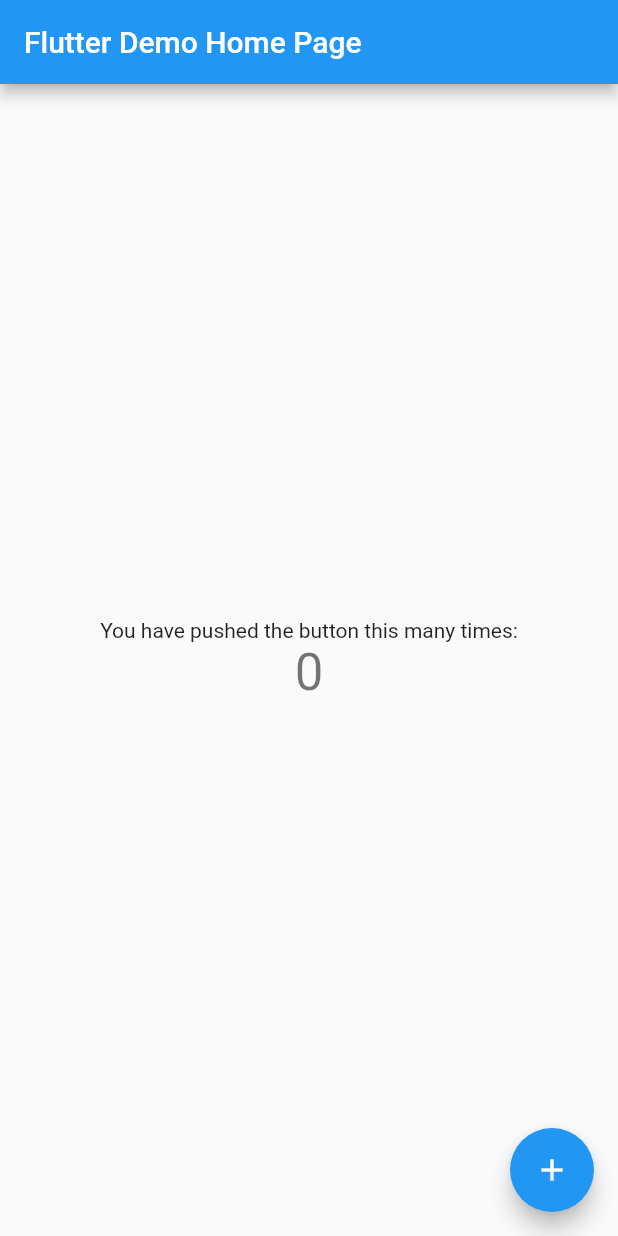
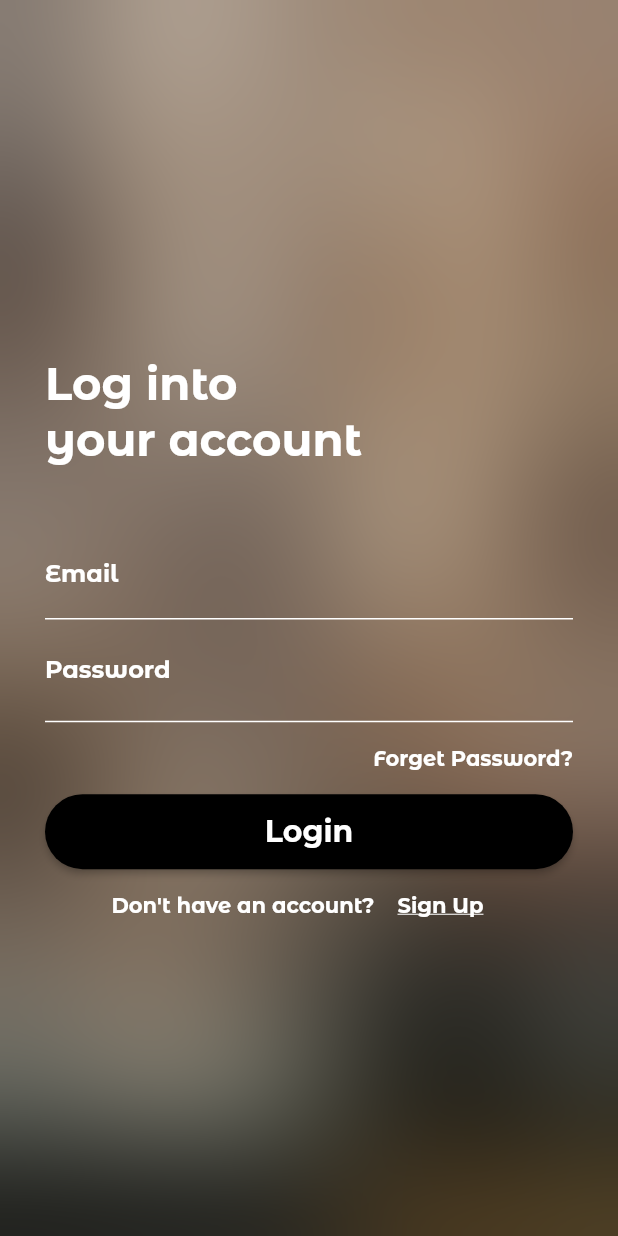
Before and after one commit to Flutter-Course/saturday-10am, a Flutter app: the screen it shows after launch, on a phone screen of 412 x 824 dp. Run offline on Flutter 3.47's test engine with Material 2 defaults, Android fonts, the phone set to English and light mode, and no system bars; project files that could hold a hidden picture were left out.

Commit message:
auth screen design

```diff
--- a/my_shop/lib/main.dart
+++ b/my_shop/lib/main.dart
@@ -1,117 +1,25 @@
 import 'package:flutter/material.dart';
+import 'package:my_shop/screens/auth_screen.dart';
 
 void main() {
   runApp(MyApp());
 }
 
 class MyApp extends StatelessWidget {
-  // This widget is the root of your application.
   @override
   Widget build(BuildContext context) {
     return MaterialApp(
-      title: 'Flutter Demo',
+      title: 'MyShop',
       theme: ThemeData(
-        // This is the theme of your application.
-        //
-        // Try running your application with "flutter run". You'll see the
-        // application has a blue toolbar. Then, without quitting the app, try
-        // changing the primarySwatch below to Colors.green and then invoke
-        // "hot reload" (press "r" in the console where you ran "flutter run",
-        // or simply save your changes to "hot reload" in a Flutter IDE).
-        // Notice that the counter didn't reset back to zero; the application
-        // is not restarted.
-        primarySwatch: Colors.blue,
-        // This makes the visual density adapt to the platform that you run
-        // the app on. For desktop platforms, the controls will be smaller and
-        // closer together (more dense) than on mobile platforms.
+        primaryColor: Colors.white,
+        accentColor: Colors.black,
+        fontFamily: 'MontserratAlternates',
         visualDensity: VisualDensity.adaptivePlatformDensity,
       ),
-      home: MyHomePage(title: 'Flutter Demo Home Page'),
+      home: AuthScreen(),
+      routes: {
+        AuthScreen.routeName: (context) => AuthScreen(),
+      },
     );
   }
 }
-
-class MyHomePage extends StatefulWidget {
-  MyHomePage({Key key, this.title}) : super(key: key);
-
-  // This widget is the home page of your application. It is stateful, meaning
-  // that it has a State object (defined below) that contains fields that affect
-  // how it looks.
-
-  // This class is the configuration for the state. It holds the values (in this
-  // case the title) provided by the parent (in this case the App widget) and
-  // used by the build method of the State. Fields in a Widget subclass are
-  // always marked "final".
-
-  final String title;
-
-  @override
-  _MyHomePageState createState() => _MyHomePageState();
-}
-
-class _MyHomePageState extends State<MyHomePage> {
-  int _counter = 0;
-
-  void _incrementCounter() {
-    setState(() {
-      // This call to setState tells the Flutter framework that something has
-      // changed in this State, which causes it to rerun the build method below
-      // so that the display can reflect the updated values. If we changed
-      // _counter without calling setState(), then the build method would not be
-      // called again, and so nothing would appear to happen.
-      _counter++;
-    });
-  }
-
-  @override
-  Widget build(BuildContext context) {
-    // This method is rerun every time setState is called, for instance as done
-    // by the _incrementCounter method above.
-    //
-    // The Flutter framework has been optimized to make rerunning build methods
-    // fast, so that you can just rebuild anything that needs updating rather
-    // than having to individually change instances of widgets.
-    return Scaffold(
-      appBar: AppBar(
-        // Here we take the value from the MyHomePage object that was created by
-        // the App.build method, and use it to set our appbar title.
-        title: Text(widget.title),
-      ),
-      body: Center(
-        // Center is a layout widget. It takes a single child and positions it
-        // in the middle of the parent.
-        child: Column(
-          // Column is also a layout widget. It takes a list of children and
-          // arranges them vertically. By default, it sizes itself to fit its
-          // children horizontally, and tries to be as tall as its parent.
-          //
-          // Invoke "debug painting" (press "p" in the console, choose the
-          // "Toggle Debug Paint" action from the Flutter Inspector in Android
-          // Studio, or the "Toggle Debug Paint" command in Visual Studio Code)
-          // to see the wireframe for each widget.
-          //
-          // Column has various properties to control how it sizes itself and
-          // how it positions its children. Here we use mainAxisAlignment to
-          // center the children vertically; the main axis here is the vertical
-          // axis because Columns are vertical (the cross axis would be
-          // horizontal).
-          mainAxisAlignment: MainAxisAlignment.center,
-          children: <Widget>[
-            Text(
-              'You have pushed the button this many times:',
-            ),
-            Text(
-              '$_counter',
-              style: Theme.of(context).textTheme.headline4,
-            ),
-          ],
-        ),
-      ),
-      floatingActionButton: FloatingActionButton(
-        onPressed: _incrementCounter,
-        tooltip: 'Increment',
-        child: Icon(Icons.add),
-      ), // This trailing comma makes auto-formatting nicer for build methods.
-    );
-  }
-}
--- /dev/null
+++ b/my_shop/lib/screens/auth_screen.dart
@@ -0,0 +1,395 @@
+import 'dart:ui';
+
+import 'package:flutter/material.dart';
+import 'package:my_shop/widgets/auth_widgets/auth_background.dart';
+import 'package:my_shop/widgets/auth_widgets/auth_title.dart';
+
+class AuthScreen extends StatefulWidget {
+  static const routeName = '/auth-screen';
+  @override
+  _AuthScreenState createState() => _AuthScreenState();
+}
+
+class _AuthScreenState extends State<AuthScreen> {
+  bool loginMode, hidePassword, hideConfirmPassword;
+  GlobalKey fieldKey;
+  double height;
+  bool forgotPassowrd;
+  @override
+  void initState() {
+    super.initState();
+    forgotPassowrd = false;
+    loginMode = true;
+    fieldKey = GlobalKey();
+    height = 0;
+    hidePassword = hideConfirmPassword = true;
+  }
+
+  @override
+  Widget build(BuildContext context) {
+    return Scaffold(
+      body: Stack(
+        children: [
+          AuthBackground(),
+          AnimatedPositioned(
+            duration: Duration(seconds: 1),
+            curve: Curves.decelerate,
+            right: (forgotPassowrd) ? 0 : -MediaQuery.of(context).size.width,
+            child: Container(
+              height: MediaQuery.of(context).size.height,
+              width: MediaQuery.of(context).size.width,
+              child: Center(
+                child: SingleChildScrollView(
+                  padding: EdgeInsets.symmetric(horizontal: 30).add(
+                    EdgeInsets.only(
+                      top: MediaQuery.of(context).size.height * 0.05,
+                    ),
+                  ),
+                  child: Column(
+                    crossAxisAlignment: CrossAxisAlignment.start,
+                    children: [
+                      AuthTitle(UniqueKey(), 'Reset password of'),
+                      TextFormField(
+                        style: TextStyle(
+                          color: Colors.white,
+                        ),
+                        decoration: InputDecoration(
+                          hintText: 'example@abc.com',
+                          labelText: 'Email',
+                          focusedBorder: UnderlineInputBorder(
+                            borderSide: BorderSide(
+                              color: Colors.white,
+                              width: 3,
+                            ),
+                          ),
+                          enabledBorder: UnderlineInputBorder(
+                            borderSide: BorderSide(
+                              color: Colors.white,
+                            ),
+                          ),
+                          labelStyle: TextStyle(
+                            fontWeight: FontWeight.bold,
+                            color: Colors.white,
+                          ),
+                          hintStyle: TextStyle(
+                            color: Colors.white,
+                          ),
+                        ),
+                      ),
+                      Container(
+                        width: double.infinity,
+                        height: 50,
+                        margin: EdgeInsets.only(top: 20),
+                        child: Form(
+                          child: RaisedButton(
+                            shape: StadiumBorder(),
+                            color: Theme.of(context).accentColor,
+                            child: Text(
+                              'Reset Password',
+                              key: UniqueKey(),
+                              style: TextStyle(
+                                fontWeight: FontWeight.bold,
+                                fontSize: 20,
+                                color: Theme.of(context).primaryColor,
+                              ),
+                            ),
+                            onPressed: () {},
+                          ),
+                        ),
+                      ),
+                      Align(
+                        alignment: Alignment.center,
+                        child: FlatButton(
+                          child: Text(
+                            'Cancel',
+                            style: TextStyle(
+                              color: Colors.white,
+                              fontWeight: FontWeight.bold,
+                            ),
+                          ),
+                          onPressed: () {
+                            setState(() {
+                              forgotPassowrd = false;
+                            });
+                          },
+                        ),
+                      ),
+                    ],
+                  ),
+                ),
+              ),
+            ),
+          ),
+          AnimatedPositioned(
+            duration: Duration(seconds: 1),
+            curve: Curves.decelerate,
+            left: (!forgotPassowrd) ? 0 : -MediaQuery.of(context).size.width,
+            child: Container(
+              height: MediaQuery.of(context).size.height,
+              width: MediaQuery.of(context).size.width,
+              child: Center(
+                child: SingleChildScrollView(
+                  padding: EdgeInsets.symmetric(horizontal: 30).add(
+                    EdgeInsets.only(
+                      top: MediaQuery.of(context).size.height * 0.05,
+                    ),
+                  ),
+                  child: Column(
+                    crossAxisAlignment: CrossAxisAlignment.start,
+                    children: [
+                      AnimatedSwitcher(
+                        duration: Duration(milliseconds: 400),
+                        child: (loginMode)
+                            ? AuthTitle(UniqueKey(), 'Log into')
+                            : AuthTitle(UniqueKey(), 'Create'),
+                      ),
+                      Form(
+                        child: Column(
+                          children: [
+                            TextFormField(
+                              key: fieldKey,
+                              style: TextStyle(
+                                color: Colors.white,
+                              ),
+                              decoration: InputDecoration(
+                                hintText: 'example@abc.com',
+                                labelText: 'Email',
+                                focusedBorder: UnderlineInputBorder(
+                                  borderSide: BorderSide(
+                                    color: Colors.white,
+                                    width: 3,
+                                  ),
+                                ),
+                                enabledBorder: UnderlineInputBorder(
+                                  borderSide: BorderSide(
+                                    color: Colors.white,
+                                  ),
+                                ),
+                                labelStyle: TextStyle(
+                                  fontWeight: FontWeight.bold,
+                                  color: Colors.white,
+                                ),
+                                hintStyle: TextStyle(
+                                  color: Colors.white,
+                                ),
+                              ),
+                            ),
+                            TextFormField(
+                              style: TextStyle(
+                                color: Colors.white,
+                              ),
+                              obscureText: hidePassword,
+                              decoration: InputDecoration(
+                                hintText: '••••••••',
+                                labelText: 'Password',
+                                suffix: InkWell(
+                                  onTap: () {
+                                    setState(() {
+                                      hidePassword = !hidePassword;
+                                    });
+                                  },
+                                  child: Icon(
+                                    (hidePassword)
+                                        ? Icons.visibility
+                                        : Icons.visibility_off,
+                                    color: Colors.white,
+                                  ),
+                                ),
+                                focusedBorder: UnderlineInputBorder(
+                                  borderSide: BorderSide(
+                                    color: Colors.white,
+                                    width: 3,
+                                  ),
+                                ),
+                                enabledBorder: UnderlineInputBorder(
+                                  borderSide: BorderSide(
+                                    color: Colors.white,
+                                  ),
+                                ),
+                                labelStyle: TextStyle(
+                                  fontWeight: FontWeight.bold,
+                                  color: Colors.white,
+                                ),
+                                hintStyle: TextStyle(
+                                  color: Colors.white,
+                                ),
+                              ),
+                            ),
+                            AnimatedContainer(
+                              duration: Duration(seconds: 1),
+                              curve: Curves.bounceOut,
+                              height: height,
+                              child: AnimatedOpacity(
+                                duration: Duration(milliseconds: 400),
+                                opacity: loginMode ? 0 : 1,
+                                child: TextFormField(
+                                  style: TextStyle(
+                                    color: Colors.white,
+                                  ),
+                                  obscureText: hideConfirmPassword,
+                                  decoration: InputDecoration(
+                                    hintText: '••••••••',
+                                    labelText: 'Confirm Password',
+                                    suffix: InkWell(
+                                      onTap: () {
+                                        setState(() {
+                                          hideConfirmPassword =
+                                              !hideConfirmPassword;
+                                        });
+                                      },
+                                      child: Icon(
+                                        (hideConfirmPassword)
+                                            ? Icons.visibility
+                                            : Icons.visibility_off,
+                                        color: Colors.white,
+                                      ),
+                                    ),
+                                    focusedBorder: UnderlineInputBorder(
+                                      borderSide: BorderSide(
+                                        color: Colors.white,
+                                        width: 3,
+                                      ),
+                                    ),
+                                    enabledBorder: UnderlineInputBorder(
+                                      borderSide: BorderSide(
+                                        color: Colors.white,
+                                      ),
+                                    ),
+                                    labelStyle: TextStyle(
+                                      fontWeight: FontWeight.bold,
+                                      color: Colors.white,
+                                    ),
+                                    hintStyle: TextStyle(
+                                      color: Colors.white,
+                                    ),
+                                  ),
+                                ),
+                              ),
+                            ),
+                          ],
+                        ),
+                      ),
+                      Align(
+                        alignment: Alignment.centerRight,
+                        child: FlatButton(
+                          padding: EdgeInsets.zero,
+                          child: Text(
+                            'Forget Password?',
+                            style: TextStyle(
+                              color: Colors.white,
+                            ),
+                          ),
+                          onPressed: () {
+                            setState(() {
+                              forgotPassowrd = true;
+                            });
+                          },
+                        ),
+                      ),
+                      Container(
+                        width: double.infinity,
+                        height: 50,
+                        child: RaisedButton(
+                          shape: StadiumBorder(),
+                          color: Theme.of(context).accentColor,
+                          child: AnimatedSwitcher(
+                            duration: Duration(milliseconds: 400),
+                            child: (loginMode)
+                                ? Text(
+                                    'Login',
+                                    key: UniqueKey(),
+                                    style: TextStyle(
+                                      fontWeight: FontWeight.bold,
+                                      fontSize: 20,
+                                      color: Theme.of(context).primaryColor,
+                                    ),
+                                  )
+                                : Text(
+                                    'Register',
+                                    key: UniqueKey(),
+                                    style: TextStyle(
+                                      fontWeight: FontWeight.bold,
+                                      fontSize: 20,
+                                      color: Theme.of(context).primaryColor,
+                                    ),
+                                  ),
+                          ),
+                          onPressed: () {},
+                        ),
+                      ),
+                      AnimatedSwitcher(
+                        duration: Duration(milliseconds: 400),
+                        child: (loginMode)
+                            ? Row(
+                                key: UniqueKey(),
+                                mainAxisAlignment: MainAxisAlignment.center,
+                                children: [
+                                  Text(
+                                    'Don\'t have an account?',
+                                    style: TextStyle(
+                                      color: Colors.white,
+                                    ),
+                                  ),
+                                  FlatButton(
+                                    padding: EdgeInsets.zero,
+                                    child: Text(
+                                      'Sign Up',
+                                      style: TextStyle(
+                                        color: Colors.white,
+                                        fontWeight: FontWeight.bold,
+                                        decoration: TextDecoration.underline,
+                                      ),
+                                    ),
+                                    onPressed: () {
+                                      final ctx = fieldKey.currentContext;
+                                      final box =
+                                          ctx.findRenderObject() as RenderBox;
+                                      setState(() {
+                                        loginMode = !loginMode;
+                                        height = box.size.height;
+                                      });
+                                    },
+                                  ),
+                                ],
+                              )
+                            : Row(
+                                key: UniqueKey(),
+                                mainAxisAlignment: MainAxisAlignment.center,
+                                children: [
+                                  Text(
+                                    'Already have an account?',
+                                    style: TextStyle(
+                                      color: Colors.white,
+                                    ),
+                                  ),
+                                  FlatButton(
+                                    padding: EdgeInsets.zero,
+                                    child: Text(
+                                      'Sign In',
+                                      style: TextStyle(
+                                        color: Colors.white,
+                                        fontWeight: FontWeight.bold,
+                                        decoration: TextDecoration.underline,
+                                      ),
+                                    ),
+                                    onPressed: () {
+                                      setState(() {
+                                        loginMode = !loginMode;
+                                        height = 0;
+                                      });
+                                    },
+                                  ),
+                                ],
+                              ),
+                      )
+                    ],
+                  ),
+                ),
+              ),
+            ),
+          )
+        ],
+      ),
+    );
+  }
+}
--- /dev/null
+++ b/my_shop/lib/widgets/auth_widgets/auth_background.dart
@@ -0,0 +1,38 @@
+import 'dart:ui';
+
+import 'package:flutter/material.dart';
+
+class AuthBackground extends StatelessWidget {
+  @override
+  Widget build(BuildContext context) {
+    return Stack(
+      children: [
+        Container(
+          width: MediaQuery.of(context).size.width,
+          height: MediaQuery.of(context).size.height,
+          decoration: BoxDecoration(
+            image: DecorationImage(
+              image: AssetImage(
+                'assets/images/background.jpg',
+              ),
+              fit: BoxFit.cover,
+            ),
+          ),
+        ),
+        Container(
+          width: MediaQuery.of(context).size.width,
+          height: MediaQuery.of(context).size.height,
+          child: BackdropFilter(
+            filter: ImageFilter.blur(
+              sigmaX: 50,
+              sigmaY: 50,
+            ),
+            child: Container(
+              color: Colors.black.withOpacity(0),
+            ),
+          ),
+        ),
+      ],
+    );
+  }
+}
--- /dev/null
+++ b/my_shop/lib/widgets/auth_widgets/auth_title.dart
@@ -0,0 +1,35 @@
+import 'package:flutter/material.dart';
+
+class AuthTitle extends StatelessWidget {
+  final String title;
+  AuthTitle(key, this.title) : super(key: key);
+  @override
+  Widget build(BuildContext context) {
+    return Container(
+      margin: EdgeInsets.only(
+        bottom: MediaQuery.of(context).size.height * 0.05,
+      ),
+      child: Column(
+        crossAxisAlignment: CrossAxisAlignment.start,
+        children: [
+          Text(
+            title,
+            style: TextStyle(
+              color: Colors.white,
+              fontSize: 30,
+              fontWeight: FontWeight.bold,
+            ),
+          ),
+          Text(
+            'your account',
+            style: TextStyle(
+              color: Colors.white,
+              fontSize: 30,
+              fontWeight: FontWeight.bold,
+            ),
+          ),
+        ],
+      ),
+    );
+  }
+}
```
Also changed, not shown: my_shop/pubspec.yaml (+9 -11 lines), my_shop/assets/fonts/MontserratAlternates-Bold.ttf (added), my_shop/assets/fonts/MontserratAlternates-Regular.ttf (added), my_shop/assets/images/background.jpg (added).
